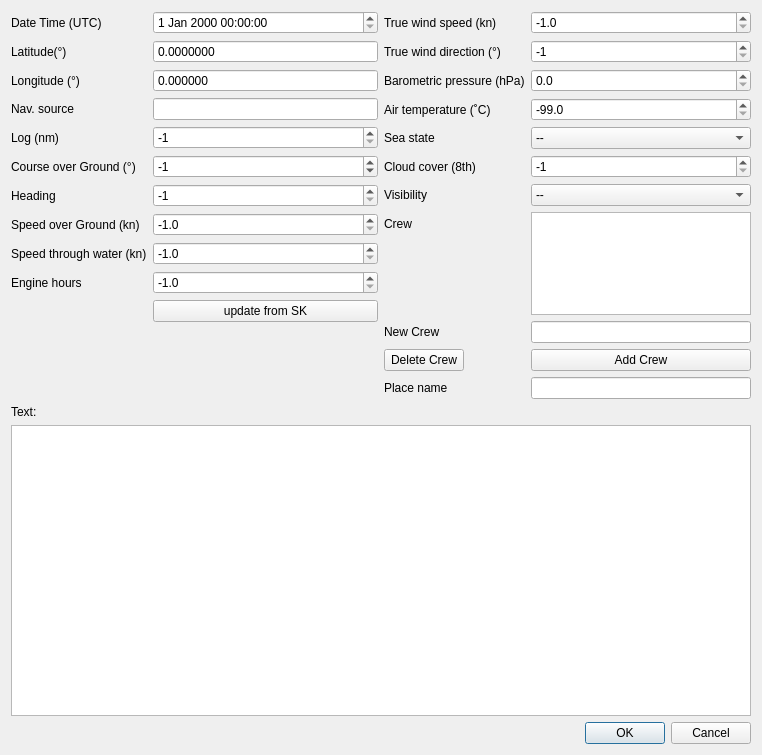
First picture: the form in src/ui/Dialog_edit.ui, repository rodegerdts/QPlogbook, before the edit.
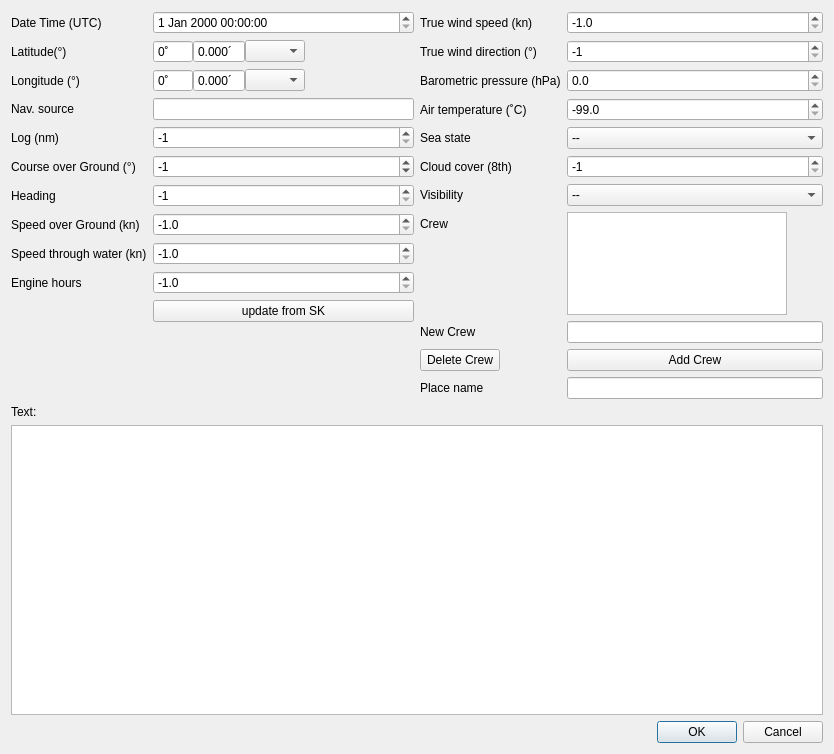
Second picture: the form after the edit.

The edit to the form file:
```diff
--- a/src/ui/Dialog_edit.ui
+++ b/src/ui/Dialog_edit.ui
@@ -6,8 +6,8 @@
    <rect>
     <x>0</x>
     <y>0</y>
-    <width>762</width>
-    <height>755</height>
+    <width>834</width>
+    <height>754</height>
    </rect>
   </property>
   <property name="windowTitle">
@@ -39,22 +39,6 @@
          </property>
         </widget>
        </item>
-       <item row="1" column="1">
-        <widget class="QDoubleSpinBox" name="latEdit">
-         <property name="buttonSymbols">
-          <enum>QAbstractSpinBox::ButtonSymbols::NoButtons</enum>
-         </property>
-         <property name="decimals">
-          <number>7</number>
-         </property>
-         <property name="minimum">
-          <double>-90.000000000000000</double>
-         </property>
-         <property name="maximum">
-          <double>90.000000000000000</double>
-         </property>
-        </widget>
-       </item>
        <item row="2" column="0">
         <widget class="QLabel" name="label_3">
          <property name="text">
@@ -62,22 +46,6 @@
          </property>
         </widget>
        </item>
-       <item row="2" column="1">
-        <widget class="QDoubleSpinBox" name="lonEdit">
-         <property name="buttonSymbols">
-          <enum>QAbstractSpinBox::ButtonSymbols::NoButtons</enum>
-         </property>
-         <property name="decimals">
-          <number>6</number>
-         </property>
-         <property name="minimum">
-          <double>-180.000000000000000</double>
-         </property>
-         <property name="maximum">
-          <double>180.000000000000000</double>
-         </property>
-        </widget>
-       </item>
        <item row="3" column="0">
         <widget class="QLabel" name="label_19">
          <property name="text">
@@ -236,6 +204,176 @@
          </property>
         </widget>
        </item>
+       <item row="1" column="1">
+        <layout class="QHBoxLayout" name="horizontalLayout_4">
+         <property name="spacing">
+          <number>0</number>
+         </property>
+         <item>
+          <widget class="QSpinBox" name="spinBox_lat_deg">
+           <property name="minimumSize">
+            <size>
+             <width>40</width>
+             <height>0</height>
+            </size>
+           </property>
+           <property name="maximumSize">
+            <size>
+             <width>1600</width>
+             <height>16777215</height>
+            </size>
+           </property>
+           <property name="buttonSymbols">
+            <enum>QAbstractSpinBox::ButtonSymbols::NoButtons</enum>
+           </property>
+           <property name="suffix">
+            <string>˚</string>
+           </property>
+           <property name="minimum">
+            <number>-90</number>
+           </property>
+           <property name="maximum">
+            <number>90</number>
+           </property>
+          </widget>
+         </item>
+         <item>
+          <widget class="QDoubleSpinBox" name="doubleSpinBox_lat_min">
+           <property name="buttonSymbols">
+            <enum>QAbstractSpinBox::ButtonSymbols::NoButtons</enum>
+           </property>
+           <property name="suffix">
+            <string>´</string>
+           </property>
+           <property name="decimals">
+            <number>3</number>
+           </property>
+           <property name="maximum">
+            <double>59.000000000000000</double>
+           </property>
+          </widget>
+         </item>
+         <item>
+          <widget class="QComboBox" name="comboBox_ns">
+           <property name="maximumSize">
+            <size>
+             <width>60</width>
+             <height>16777215</height>
+            </size>
+           </property>
+           <property name="currentText">
+            <string/>
+           </property>
+           <property name="currentIndex">
+            <number>-1</number>
+           </property>
+           <property name="maxVisibleItems">
+            <number>3</number>
+           </property>
+          </widget>
+         </item>
+         <item>
+          <spacer name="horizontalSpacer_3">
+           <property name="orientation">
+            <enum>Qt::Orientation::Horizontal</enum>
+           </property>
+           <property name="sizeHint" stdset="0">
+            <size>
+             <width>0</width>
+             <height>20</height>
+            </size>
+           </property>
+          </spacer>
+         </item>
+        </layout>
+       </item>
+       <item row="2" column="1">
+        <layout class="QHBoxLayout" name="horizontalLayout_5">
+         <property name="spacing">
+          <number>0</number>
+         </property>
+         <item>
+          <widget class="QSpinBox" name="spinBox_lon_deg">
+           <property name="minimumSize">
+            <size>
+             <width>40</width>
+             <height>0</height>
+            </size>
+           </property>
+           <property name="alignment">
+            <set>Qt::AlignmentFlag::AlignLeading|Qt::AlignmentFlag::AlignLeft|Qt::AlignmentFlag::AlignVCenter</set>
+           </property>
+           <property name="buttonSymbols">
+            <enum>QAbstractSpinBox::ButtonSymbols::NoButtons</enum>
+           </property>
+           <property name="suffix">
+            <string>˚</string>
+           </property>
+           <property name="minimum">
+            <number>-180</number>
+           </property>
+           <property name="maximum">
+            <number>180</number>
+           </property>
+          </widget>
+         </item>
+         <item>
+          <widget class="QDoubleSpinBox" name="doubleSpinBox_lon_min">
+           <property name="buttonSymbols">
+            <enum>QAbstractSpinBox::ButtonSymbols::NoButtons</enum>
+           </property>
+           <property name="suffix">
+            <string>´</string>
+           </property>
+           <property name="decimals">
+            <number>3</number>
+           </property>
+           <property name="maximum">
+            <double>59.000000000000000</double>
+           </property>
+          </widget>
+         </item>
+         <item>
+          <widget class="QComboBox" name="comboBox_we">
+           <property name="maximumSize">
+            <size>
+             <width>60</width>
+             <height>16777215</height>
+            </size>
+           </property>
+           <property name="maxVisibleItems">
+            <number>2</number>
+           </property>
+          </widget>
+         </item>
+         <item>
+          <spacer name="horizontalSpacer_4">
+           <property name="orientation">
+            <enum>Qt::Orientation::Horizontal</enum>
+           </property>
+           <property name="sizeHint" stdset="0">
+            <size>
+             <width>0</width>
+             <height>20</height>
+            </size>
+           </property>
+          </spacer>
+         </item>
+        </layout>
+       </item>
+       <item row="11" column="1">
+        <spacer name="verticalSpacer">
+         <property name="orientation">
+          <enum>Qt::Orientation::Vertical</enum>
+         </property>
+         <property name="sizeHint" stdset="0">
+          <size>
+           <width>20</width>
+           <height>40</height>
+          </size>
+         </property>
+        </spacer>
+       </item>
       </layout>
      </item>
      <item>
```
Left out of the diff: 2 changed lines with no effect on the pictures.
